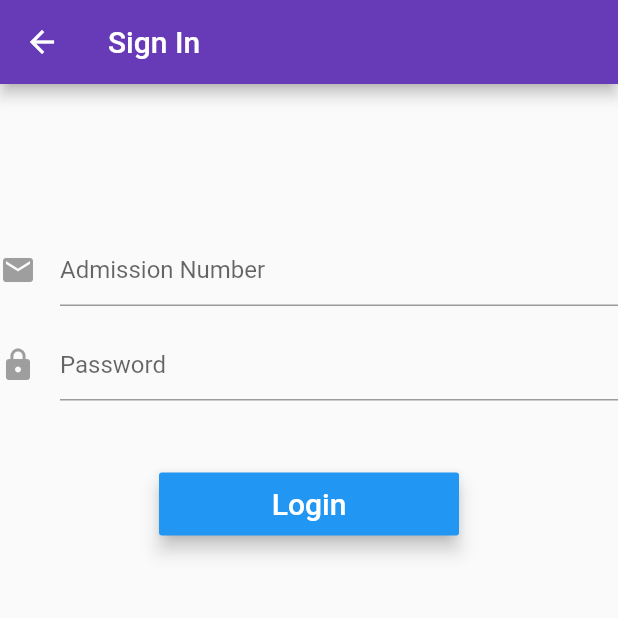
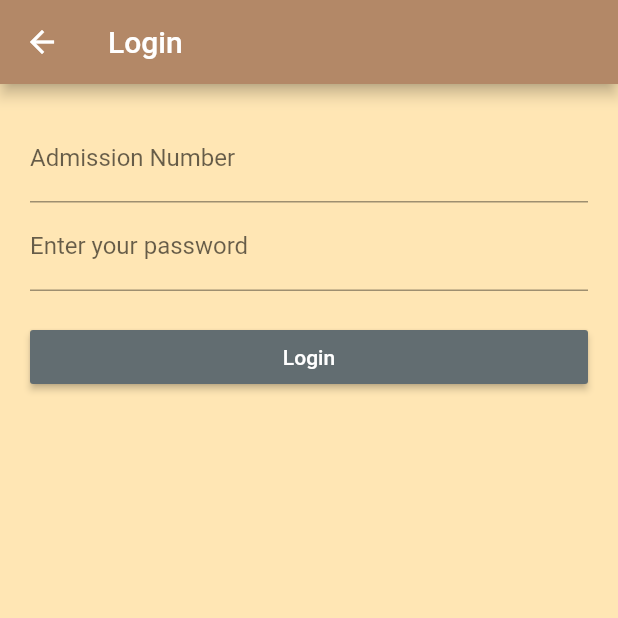
Before and after one commit to jamesjose03/schoolapp, a Flutter app: the screen it shows after launch, after a tap on "Sign In", on a phone screen of 412 x 824 dp, the top half of it. Run offline on Flutter 3.47's test engine with Material 2 defaults, Android fonts, the phone set to English and light mode, and no system bars; missing offline and left inert: validate.

Commit message:
Added Login Page & Validation

```diff
--- a/lib/pages/home.dart
+++ b/lib/pages/home.dart
@@ -1,5 +1,6 @@
 import 'package:flutter/material.dart';
 import './login.dart';
+import './transition.dart';
 
 class HomePage extends StatefulWidget {
   @override
@@ -12,16 +13,14 @@ class HomePage extends StatefulWidget {
     @override
     Widget build(BuildContext context) {
       return Scaffold(
+        backgroundColor: Color(0xFFFFE6B4),
         resizeToAvoidBottomPadding: false,
-        appBar: AppBar(
-          title: Text('Welcome!'),
-        ),
         body: Column(
           mainAxisAlignment: MainAxisAlignment.center,
           children: <Widget>[
             Icon(Icons.school),
             Align(
-            child: Text('Welcome to the App!',
+            child: Text('Indian School Salalah',
             style: TextStyle(
               fontFamily: 'Open Sans',
               fontStyle: FontStyle.italic,
@@ -33,16 +32,13 @@ class HomePage extends StatefulWidget {
             ),
             RaisedButton(
               onPressed: () {
-                Navigator.of(context).push(
-                  new PageRouteBuilder(
-                    pageBuilder: (BuildContext context,_,__) {
-                      return new LoginPage();
-                    }
-                  )
-                );
+                Navigator.push(context,
+                FadeRoute(page: LoginPage()));
               },
               child: Text('Sign In'),
-              shape: RoundedRectangleBorder(borderRadius: new BorderRadius.circular(30.0))
+              shape: RoundedRectangleBorder(borderRadius: new BorderRadius.circular(500.0)),
+              color: Color(0xFFB38867),
+              textColor: Colors.white,
             )
           ],
         ),
--- a/lib/pages/login.dart
+++ b/lib/pages/login.dart
@@ -1,70 +1,112 @@
 import 'package:flutter/material.dart';
-
-String _email = '';
-String _password = '';
+import 'package:validate/validate.dart';
+import './studentpage.dart';
 
 class LoginPage extends StatefulWidget {
   @override
-  State<StatefulWidget> createState() {
-    return _LoginPageState();
+  State<StatefulWidget> createState() => new _LoginPageState();
+}
+
+class _LoginData {
+  String admnno = '';
+  String password = '';
+}
+
+class _LoginPageState extends State<LoginPage> {
+  final GlobalKey<FormState> _formKey = new GlobalKey<FormState>();
+  _LoginData _data = new _LoginData();
+
+  String _validateAdNo(String value) {
+    try {
+      Validate.isAlphaNumeric(value);
+    } catch (e) {
+      return 'The Admission Number must be a valid one!';
+    }
+
+    return null;
+  }
+
+  String _validatePassword(String value) {
+    if (value.length < 8) {
+      return 'The Password must be at least 8 characters.';
+    }
+
+    return null;
+  }
+
+  void submit() {
+    // First validate form.
+    if (this._formKey.currentState.validate()) {
+      _formKey.currentState.save(); // Save our form now.
+
+      print('Printing the login data.');
+      print('Admission Number: ${_data.admnno}');
+      print('Password: ${_data.password}');
+      if('${_data.admnno}' == '9817' && '${_data.password}' == 'aaabbbcccddd')
+      {
+        Navigator.push(context, MaterialPageRoute(builder: (context) => StudentPage()));
+      }
     }
   }
 
-class _LoginPageState extends State<LoginPage> {
   @override
   Widget build(BuildContext context) {
-    return Scaffold(
-     appBar: AppBar(
-       title: Text('Sign In'),
+    final Size screenSize = MediaQuery.of(context).size;
+
+    return new Scaffold(
+      backgroundColor: Color(0xFFFFE6B4),
+      appBar: new AppBar(
+        title: new Text('Login'),
+        backgroundColor: Color(0xFFB38867),
       ),
-     body: Column(
-      children: <Widget> [
-      Padding(
-    padding: const EdgeInsets.fromLTRB(0.0, 100.0, 0.0, 0.0),
-    child: new TextFormField(
-      maxLines: 1,
-      keyboardType: TextInputType.emailAddress,
-      autofocus: false,
+      body: new Container(
+        padding: new EdgeInsets.all(20.0),
+        child: new Form(
+          key: this._formKey,
+          child: new ListView(
+            children: <Widget>[
+              new TextFormField(
+                keyboardType: TextInputType.number,
                 decoration: new InputDecoration(
-          hintText: 'Admission Number',
-          icon: new Icon(
-            Icons.mail,
-            color: Colors.grey,
-          )),
-      validator: (value) => value.isEmpty ? 'Email can\'t be empty' : null,
-      onSaved: (value) => _email = value.trim(),
+                  hintText: 'Eg: 9817',
+                  labelText: 'Admission Number'
+                ),
+                validator: this._validateAdNo,
+                onSaved: (String value) {
+                  this._data.admnno = value;
+                }
+              ),
+              new TextFormField(
+                obscureText: true, // Use secure text for passwords.
+                decoration: new InputDecoration(
+                  hintText: 'Password',
+                  labelText: 'Enter your password'
+                ),
+                validator: this._validatePassword,
+                onSaved: (String value) {
+                  this._data.password = value;
+                }
+              ),
+              new Container(
+                width: screenSize.width,
+                child: new RaisedButton(
+                  child: new Text(
+                    'Login',
+                    style: new TextStyle(
+                      color: Colors.white
                     ),
                   ),
-  Padding(
-    padding: const EdgeInsets.fromLTRB(0.0, 15.0, 0.0, 0.0),
-    child: new TextFormField(
-      maxLines: 1,
-      obscureText: true,
-      autofocus: false,
-      decoration: new InputDecoration(
-          hintText: 'Password',
-          icon: new Icon(
-            Icons.lock,
-            color: Colors.grey,
-          )),
-      validator: (value) => value.isEmpty ? 'Password can\'t be empty' : null,
-      onSaved: (value) => _password = value.trim(),
+                  onPressed: this.submit,
+                  color: Color(0xFF626D71),
                 ),
+                margin: new EdgeInsets.only(
+                  top: 20.0
                 ),
-  new Padding(
-      padding: EdgeInsets.fromLTRB(0.0, 45.0, 0.0, 0.0),
-      child: new MaterialButton(
-        onPressed: () {},
-        elevation: 5.0,
-        minWidth: 200.0,
-        height: 42.0,
-        color: Colors.blue,
-        child: Text('Login', style: new TextStyle(fontSize: 20.0, color: Colors.white)
               )
+            ],
+          ),
         )
-  )
-      ]
-     )
+      ),
     );
   }
 }
--- a/pubspec.yaml
+++ b/pubspec.yaml
@@ -23,6 +23,7 @@ dependencies:
   # The following adds the Cupertino Icons font to your application.
   # Use with the CupertinoIcons class for iOS style icons.
   cupertino_icons: ^0.1.2
+  validate: ^1.7.0
 
 dev_dependencies:
   flutter_test:
```
Also changed, not shown: lib/pages/studentpage.dart (added, +19 -0 lines), lib/pages/transition.dart (added, +23 -0 lines), pubspec.lock, 1 other file. Lines whose indentation alone changed are shown as unchanged.
